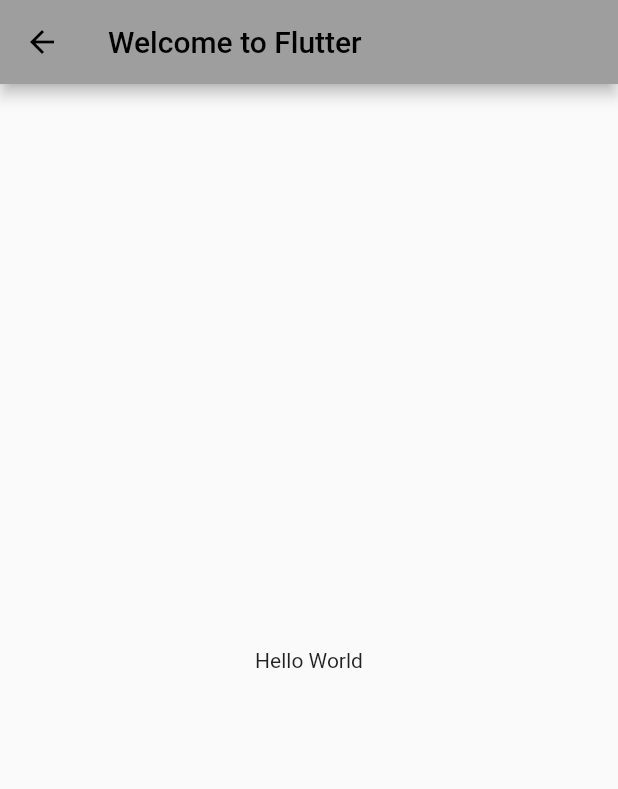
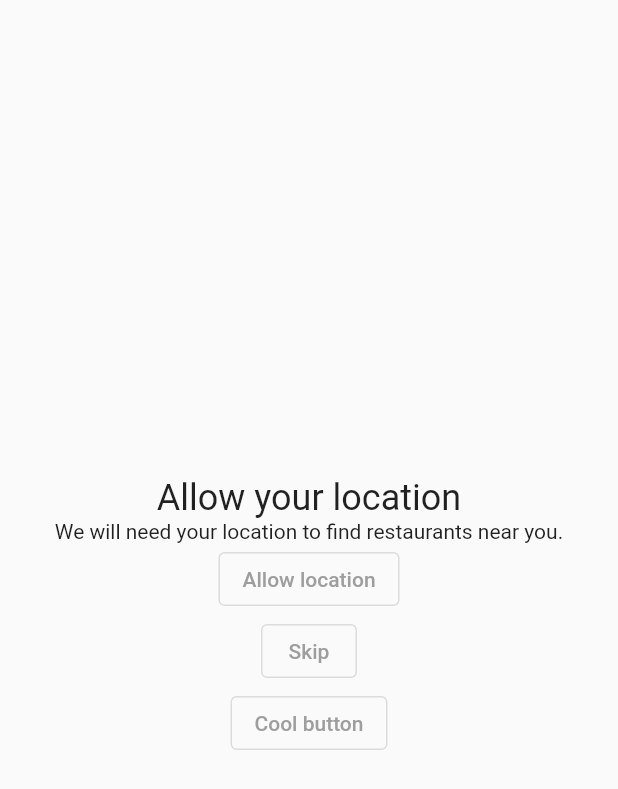
Before and after one commit to guava-food/guava-front, a Flutter app: the LocationPage screen opened by its route, on a phone screen of 412 x 824 dp. Shown: the top 789 px of the screen. Run offline on Flutter 3.47's test engine with Material 2 defaults, Android fonts, the phone set to English and light mode, and no system bars; our stand-ins replace geolocator; network calls fail.

Commit message:
scaffold for location return

```diff
--- a/lib/location.dart
+++ b/lib/location.dart
@@ -1,4 +1,5 @@
 import 'package:flutter/material.dart';
+import 'package:geolocator/geolocator.dart';
 
 class LocationPage extends StatefulWidget {
   const LocationPage({Key? key, required this.title}) : super(key: key);
@@ -13,12 +14,31 @@ class _LocationPageState extends State<LocationPage> {
   @override
   Widget build(BuildContext context) {
     return Scaffold(
-      appBar: AppBar(
-        title: const Text('Welcome to Flutter'),
-      ),
-      body: const Center(
-        child: Text('Hello World'),
-      ),
+      body: Center(
+          child: Column(
+        mainAxisAlignment: MainAxisAlignment.center,
+        children: <Widget>[
+          Text(
+            'Allow your location',
+            style: TextStyle(fontSize: 24),
+          ),
+          Text('We will need your location to find restaurants near you.'),
+          OutlinedButton(
+            onPressed: () {
+              //_determinePosition();
+            },
+            child: const Text('Allow location'),
+          ),
+          OutlinedButton(
+            onPressed: () {},
+            child: const Text('Skip'),
+          ),
+          OutlinedButton(
+            onPressed: () {},
+            child: const Text('Cool button'),
+          ),
+        ],
+      )),
     );
   }
 }
--- a/pubspec.yaml
+++ b/pubspec.yaml
@@ -29,7 +29,7 @@ environment:
 dependencies:
   flutter:
     sdk: flutter
-  location: ^4.2.0
+  geolocator: ^8.2.0
 
 
   # The following adds the Cupertino Icons font to your application.
```
Also changed, not shown: 3 other files.
